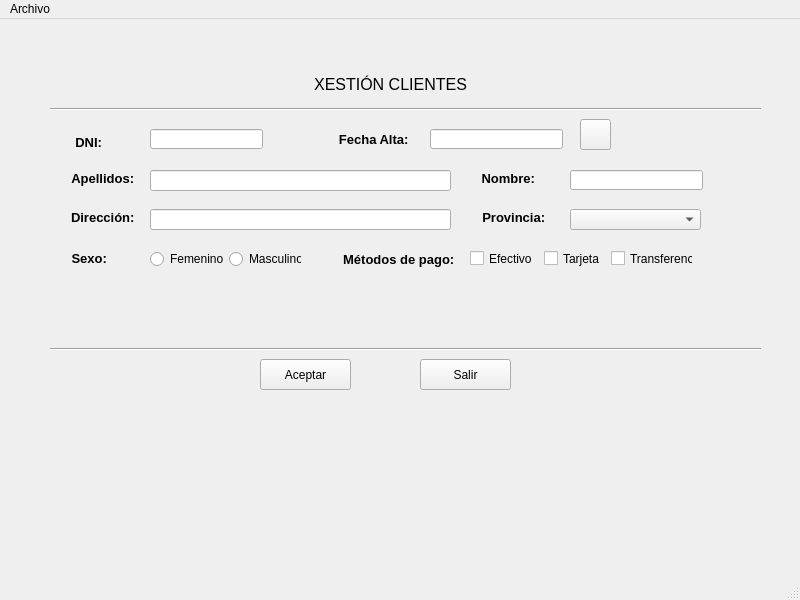
The window that ventana.ui (MarcosPenin/InterfazPython1) describes before a commit, drawn with Qt 5.
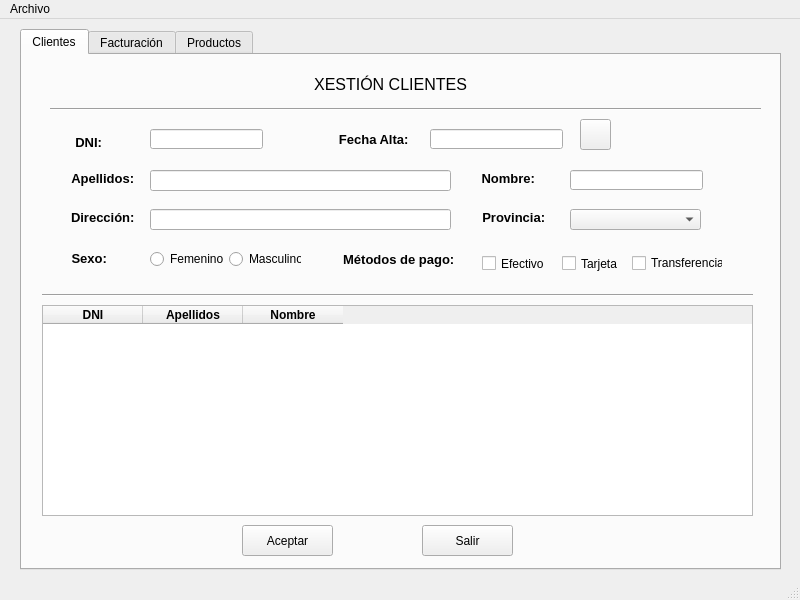
The same window after the commit. Icons and pictures are not drawn.

What changed in the file:
```diff
--- a/ventana.ui
+++ b/ventana.ui
@@ -14,19 +14,6 @@
    <string>Proxecto1</string>
   </property>
   <widget class="QWidget" name="centralwidget">
-   <widget class="QPushButton" name="aceptar">
-    <property name="geometry">
-     <rect>
-      <x>260</x>
-      <y>340</y>
-      <width>91</width>
-      <height>31</height>
-     </rect>
-    </property>
-    <property name="text">
-     <string>Aceptar</string>
-    </property>
-   </widget>
    <widget class="QLabel" name="xestionClientes">
     <property name="geometry">
      <rect>
@@ -162,32 +149,6 @@
      <enum>Qt::Horizontal</enum>
     </property>
    </widget>
-   <widget class="Line" name="line_2">
-    <property name="geometry">
-     <rect>
-      <x>50</x>
-      <y>320</y>
-      <width>711</width>
-      <height>20</height>
-     </rect>
-    </property>
-    <property name="orientation">
-     <enum>Qt::Horizontal</enum>
-    </property>
-   </widget>
-   <widget class="QPushButton" name="botonSalir">
-    <property name="geometry">
-     <rect>
-      <x>420</x>
-      <y>340</y>
-      <width>91</width>
-      <height>31</height>
-     </rect>
-    </property>
-    <property name="text">
-     <string>Salir</string>
-    </property>
-   </widget>
    <widget class="QLabel" name="label">
     <property name="geometry">
      <rect>
@@ -436,39 +397,6 @@
      <set>Qt::AlignBottom|Qt::AlignHCenter</set>
     </property>
    </widget>
-   <widget class="QWidget" name="layoutWidget">
-    <property name="geometry">
-     <rect>
-      <x>470</x>
-      <y>230</y>
-      <width>223</width>
-      <height>19</height>
-     </rect>
-    </property>
-    <layout class="QHBoxLayout" name="horizontalLayout_2">
-     <item>
-      <widget class="QCheckBox" name="chkEfectivo">
-       <property name="text">
-        <string>Efectivo</string>
-       </property>
-      </widget>
-     </item>
-     <item>
-      <widget class="QCheckBox" name="chkTarjeta">
-       <property name="text">
-        <string>Tarjeta</string>
-       </property>
-      </widget>
-     </item>
-     <item>
-      <widget class="QCheckBox" name="chkTransferencia">
-       <property name="text">
-        <string>Transferencia</string>
-       </property>
-      </widget>
-     </item>
-    </layout>
-   </widget>
    <widget class="QLabel" name="fechaLabel">
     <property name="geometry">
      <rect>
@@ -537,6 +465,253 @@
      </rect>
     </property>
    </widget>
+   <widget class="QTabWidget" name="tabWidget">
+    <property name="geometry">
+     <rect>
+      <x>20</x>
+      <y>10</y>
+      <width>761</width>
+      <height>541</height>
+     </rect>
+    </property>
+    <property name="currentIndex">
+     <number>0</number>
+    </property>
+    <widget class="QWidget" name="tabClientes">
+     <attribute name="title">
+      <string>Clientes</string>
+     </attribute>
+     <widget class="Line" name="line_2">
+      <property name="geometry">
+       <rect>
+        <x>20</x>
+        <y>230</y>
+        <width>711</width>
+        <height>20</height>
+       </rect>
+      </property>
+      <property name="orientation">
+       <enum>Qt::Horizontal</enum>
+      </property>
+     </widget>
+     <widget class="QPushButton" name="aceptar">
+      <property name="geometry">
+       <rect>
+        <x>220</x>
+        <y>470</y>
+        <width>91</width>
+        <height>31</height>
+       </rect>
+      </property>
+      <property name="text">
+       <string>Aceptar</string>
+      </property>
+     </widget>
+     <widget class="QPushButton" name="botonSalir">
+      <property name="geometry">
+       <rect>
+        <x>400</x>
+        <y>470</y>
+        <width>91</width>
+        <height>31</height>
+       </rect>
+      </property>
+      <property name="text">
+       <string>Salir</string>
+      </property>
+     </widget>
+     <widget class="QTableWidget" name="tablaClientes">
+      <property name="geometry">
+       <rect>
+        <x>20</x>
+        <y>250</y>
+        <width>711</width>
+        <height>211</height>
+       </rect>
+      </property>
+      <column>
+       <property name="text">
+        <string>DNI</string>
+       </property>
+       <property name="font">
+        <font>
+         <weight>75</weight>
+         <bold>true</bold>
+        </font>
+       </property>
+      </column>
+      <column>
+       <property name="text">
+        <string>Apellidos</string>
+       </property>
+       <property name="font">
+        <font>
+         <weight>75</weight>
+         <bold>true</bold>
+        </font>
+       </property>
+      </column>
+      <column>
+       <property name="text">
+        <string>Nombre</string>
+       </property>
+       <property name="font">
+        <font>
+         <weight>75</weight>
+         <bold>true</bold>
+        </font>
+       </property>
+      </column>
+     </widget>
+     <widget class="QCheckBox" name="chkEfectivo">
+      <property name="geometry">
+       <rect>
+        <x>460</x>
+        <y>200</y>
+        <width>70</width>
+        <height>17</height>
+       </rect>
+      </property>
+      <property name="text">
+       <string>Efectivo</string>
+      </property>
+     </widget>
+     <widget class="QCheckBox" name="chkTarjeta">
+      <property name="geometry">
+       <rect>
+        <x>540</x>
+        <y>200</y>
+        <width>70</width>
+        <height>17</height>
+       </rect>
+      </property>
+      <property name="text">
+       <string>Tarjeta</string>
+      </property>
+     </widget>
+     <widget class="QCheckBox" name="chkTransferencia">
+      <property name="geometry">
+       <rect>
+        <x>610</x>
+        <y>200</y>
+        <width>91</width>
+        <height>16</height>
+       </rect>
+      </property>
+      <property name="text">
+       <string>Transferencia</string>
+      </property>
+     </widget>
+    </widget>
+    <widget class="QWidget" name="tabFacturacion">
+     <attribute name="title">
+      <string>Facturación</string>
+     </attribute>
+     <widget class="QCheckBox" name="chkTransferencia_2">
+      <property name="geometry">
+       <rect>
+        <x>610</x>
+        <y>200</y>
+        <width>91</width>
+        <height>16</height>
+       </rect>
+      </property>
+      <property name="text">
+       <string>Transferencia</string>
+      </property>
+     </widget>
+     <widget class="QCheckBox" name="chkTarjeta_2">
+      <property name="geometry">
+       <rect>
+        <x>540</x>
+        <y>200</y>
+        <width>70</width>
+        <height>17</height>
+       </rect>
+      </property>
+      <property name="text">
+       <string>Tarjeta</string>
+      </property>
+     </widget>
+     <widget class="QCheckBox" name="chkEfectivo_2">
+      <property name="geometry">
+       <rect>
+        <x>460</x>
+        <y>200</y>
+        <width>70</width>
+        <height>17</height>
+       </rect>
+      </property>
+      <property name="text">
+       <string>Efectivo</string>
+      </property>
+     </widget>
+    </widget>
+    <widget class="QWidget" name="tabProductos">
+     <attribute name="title">
+      <string>Productos</string>
+     </attribute>
+     <widget class="QCheckBox" name="chkTransferencia_3">
+      <property name="geometry">
+       <rect>
+        <x>600</x>
+        <y>200</y>
+        <width>91</width>
+        <height>16</height>
+       </rect>
+      </property>
+      <property name="text">
+       <string>Transferencia</string>
+      </property>
+     </widget>
+     <widget class="QCheckBox" name="chkTarjeta_3">
+      <property name="geometry">
+       <rect>
+        <x>530</x>
+        <y>200</y>
+        <width>70</width>
+        <height>17</height>
+       </rect>
+      </property>
+      <property name="text">
+       <string>Tarjeta</string>
+      </property>
+     </widget>
+     <widget class="QCheckBox" name="chkEfectivo_3">
+      <property name="geometry">
+       <rect>
+        <x>450</x>
+        <y>200</y>
+        <width>70</width>
+        <height>17</height>
+       </rect>
+      </property>
+      <property name="text">
+       <string>Efectivo</string>
+      </property>
+     </widget>
+    </widget>
+   </widget>
+   <zorder>tabWidget</zorder>
+   <zorder>xestionClientes</zorder>
+   <zorder>dni</zorder>
+   <zorder>dniLabel</zorder>
+   <zorder>nombreLabel</zorder>
+   <zorder>nombre</zorder>
+   <zorder>line</zorder>
+   <zorder>label</zorder>
+   <zorder>sexo</zorder>
+   <zorder>metodosPagoLabel</zorder>
+   <zorder>direccionLabl</zorder>
+   <zorder>direccion</zorder>
+   <zorder>provinciaLabel</zorder>
+   <zorder>provincia</zorder>
+   <zorder>layoutWidget</zorder>
+   <zorder>apellidos</zorder>
+   <zorder>apellidosLabel</zorder>
+   <zorder>fechaLabel</zorder>
+   <zorder>fecha</zorder>
+   <zorder>fechaAlta</zorder>
   </widget>
   <widget class="QMenuBar" name="menubar">
    <property name="geometry">
```
Left out of the diff: 2 changed lines with no effect on the pictures.
